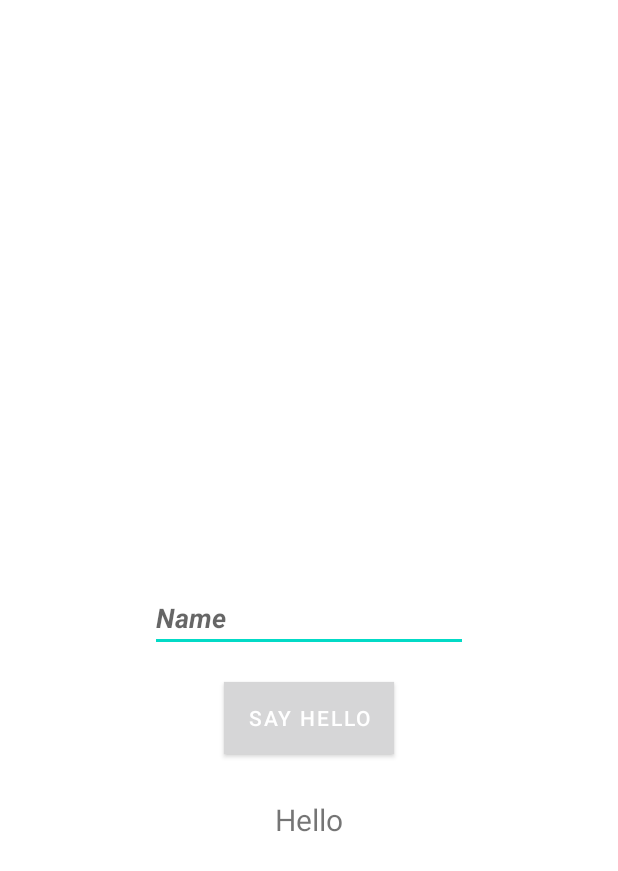
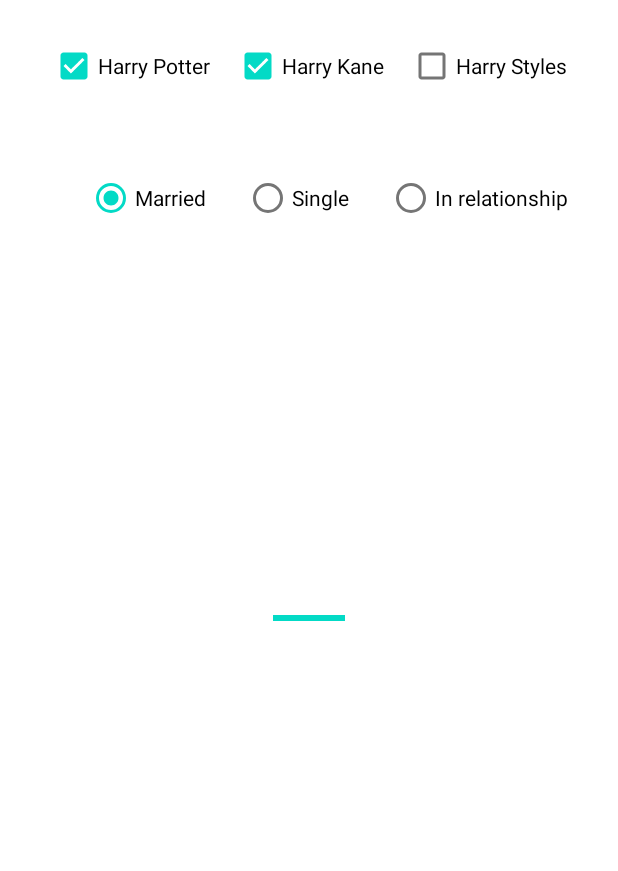
Before and after one commit to vvduth/Android, an Android app: the MainActivity screen opened directly, with no data from a screen before it, on a phone screen of 412 x 824 dp. Shown: the top 871 px of the screen. Run offline under Robolectric (Android 15) with nearby library versions, the phone set to English and light mode, and no system bars.

Commit message:
"Radio button and progbar(UI)"

```diff
--- a/app/src/main/java/org/mycode/uibasic/MainActivity.java
+++ b/app/src/main/java/org/mycode/uibasic/MainActivity.java
@@ -1,57 +1,99 @@
 package org.mycode.uibasic;
 
+import androidx.annotation.Nullable;
 import androidx.appcompat.app.AppCompatActivity;
 
 import android.os.Bundle;
+import android.os.PersistableBundle;
+import android.os.SystemClock;
 import android.view.View;
 import android.widget.Button;
+import android.widget.CheckBox;
+import android.widget.CompoundButton;
 import android.widget.EditText;
+import android.widget.ProgressBar;
+import android.widget.RadioGroup;
 import android.widget.TextView;
 import android.widget.Toast;
 
-public class MainActivity extends AppCompatActivity implements View.OnClickListener {
+public class MainActivity extends AppCompatActivity {
 
-    private TextView txtHello ;
-    private EditText edtTxtName ;
-    @Override
-    public void onClick(View v) {
-        switch(v.getId()){
-            case R.id.btnHello:
-                    //System.out.println("Hello beo.");
+   private CheckBox checkBoxHarryPotter, checkBoxHarryKane, checkBoxHarryStyles ;
+   private RadioGroup rgMaritalStatus;
 
-                //Toast.makeText(this, "SecondTexe")
-                Toast.makeText(this,"Hello button clicked",Toast.LENGTH_SHORT).show();
-                txtHello.setText("Hello " + edtTxtName.getText().toString());
-                    //Toast mess is a pop up and will disappear in a while
-                    break;
-            case R.id.edtTxtName:
-                Toast.makeText(this, "Attemping to type something",Toast.LENGTH_SHORT).show();
-            default:
-                    break;
-        }
-    }
+   private ProgressBar progressBar;
 
     @Override
-    protected void onCreate(Bundle savedInstanceState) {
+    public void onCreate(@Nullable Bundle savedInstanceState) {
         super.onCreate(savedInstanceState);
         setContentView(R.layout.activity_main);
+        //check boxes
+        checkBoxHarryPotter = findViewById(R.id.checkboxHarry);
+        checkBoxHarryKane = findViewById(R.id.checkboxHarryKane);
+        checkBoxHarryStyles = findViewById(R.id.checkboxHarryStyles);
 
-        Button btnHello = findViewById(R.id.btnHello);
-        btnHello.setOnClickListener(this);
+        //radio buttons
+        rgMaritalStatus = findViewById((R.id.rgMaritalStatus));
 
-         edtTxtName = findViewById(R.id.edtTxtName);
-         edtTxtName.setOnClickListener(this);
-         txtHello = findViewById(R.id.txtHello);
+        //progress bar
+        progressBar = findViewById(R.id.progressBar);
 
-      /*  btnHello.setOnLongClickListener(new View.OnLongClickListener() {
+        Thread thread = new Thread(new Runnable() {
             @Override
-            public boolean onLongClick(View v) {
-                Toast.makeText(MainActivity.this, "dwdwdq", Toast.LENGTH_LONG).show();
-                return true;
-            }
-        });*/
-    }
+            public void run() {
+                for (int i = 0; i < 10 ; i++){
+                    progressBar.incrementProgressBy(10);
+                    SystemClock.sleep(500);
 
 
+                }
+            }
+        });
 
+        thread.start();
+
+
+       /*int checkButton =  rgMaritalStatus.getCheckedRadioButtonId();
+        switch (checkButton){}*/  //for checkinng the button before clicking it hehehe
+
+        rgMaritalStatus.setOnCheckedChangeListener(new RadioGroup.OnCheckedChangeListener() {
+            @Override
+            public void onCheckedChanged(RadioGroup group, int checkedId) {
+                switch (checkedId){
+                    case R.id.rbMarried:
+                        Toast.makeText(MainActivity.this, "You are married",Toast.LENGTH_SHORT).show();
+                        progressBar.setVisibility(View.VISIBLE);
+                        break ;
+                    case R.id.rbSingle:
+                        Toast.makeText(MainActivity.this, "No one is gonnna love you", Toast.LENGTH_SHORT).show();
+                        progressBar.setVisibility(View.GONE);
+                        break;
+                    case R.id.inRelationship:
+                        Toast.makeText(MainActivity.this, "You are in love", Toast.LENGTH_SHORT).show();
+                        break;
+                    default:
+                        break;
+                }
+            }
+        });
+
+        if(checkBoxHarryPotter.isChecked()){
+            Toast.makeText(MainActivity.this, "You choose Potter", Toast.LENGTH_SHORT).show();
+        } else {
+            Toast.makeText(MainActivity.this, "You do not choose Potter", Toast.LENGTH_SHORT).show();
+
+        }
+
+        //check and listen to the check box is selected or not
+        checkBoxHarryPotter.setOnCheckedChangeListener(new CompoundButton.OnCheckedChangeListener() {
+            @Override
+            public void onCheckedChanged(CompoundButton buttonView, boolean isChecked) {
+                if(isChecked){
+                    Toast.makeText(MainActivity.this, "You choose Potter", Toast.LENGTH_SHORT).show();
+                } else {
+                    Toast.makeText(MainActivity.this, "You do not choose Potter", Toast.LENGTH_SHORT).show();
+                }
+            }
+        });
+    }
 }
--- a/app/src/main/res/layout/activity_main.xml
+++ b/app/src/main/res/layout/activity_main.xml
@@ -5,44 +5,104 @@
     android:layout_width="match_parent"
     android:layout_height="match_parent"
     tools:context=".MainActivity"
-    android:padding="100dp">
+    >
+
+    <RelativeLayout
+        android:layout_width="wrap_content"
+        android:layout_height="wrap_content"
+        android:id="@+id/HarryRelLayout"
+        android:layout_centerHorizontal="true"
+        android:layout_marginTop="20dp">
+
+        <CheckBox
+            android:layout_width="wrap_content"
+            android:layout_height="wrap_content"
+            android:text="Harry Potter"
+            android:id="@+id/checkboxHarry"
+            android:checked="true"/>
 
 
-    <EditText
-        android:layout_width="match_parent"
-        android:layout_height="wrap_content"
-        android:text="Name"
-        android:layout_centerInParent="true"
-        android:id="@+id/edtTxtName"
-        android:textColor="@color/material_on_surface_emphasis_medium"
-        android:textStyle="italic|bold"
-        android:inputType="textEmailAddress"
-       />
+        <CheckBox
+            android:layout_width="wrap_content"
+            android:layout_height="wrap_content"
+            android:text="Harry Kane"
+            android:id="@+id/checkboxHarryKane"
+            android:layout_toRightOf="@id/checkboxHarry"
+            android:layout_marginLeft="15dp"
+            android:checked="true"/>
+
+
+        <CheckBox
+            android:layout_width="wrap_content"
+            android:layout_height="wrap_content"
+            android:text="Harry Styles"
+            android:id="@+id/checkboxHarryStyles"
+            android:layout_toRightOf="@id/checkboxHarryKane"
+            android:layout_marginLeft="15dp"
+            android:checked="false"/>
+
+    </RelativeLayout>
 
 
 
-    <Button
-        android:layout_width="wrap_content"
-        android:id="@+id/btnHello"
-        android:layout_height="wrap_content"
-        android:layout_centerVertical="true"
-        android:layout_centerHorizontal="true"
-        android:layout_marginTop="20dp"
-        android:background="#0f80a6"
-
-        android:text="Say Hello"
-        app:backgroundTint="@color/teal_700"
-        android:layout_below="@+id/edtTxtName"
-        />
-
-    <TextView
+    <RadioGroup
         android:layout_width="wrap_content"
         android:layout_height="wrap_content"
-        android:id="@+id/txtHello"
-        android:text="Hello"
-        android:layout_below="@id/btnHello"
+        android:layout_below="@+id/HarryRelLayout"
+        android:layout_marginTop="20dp"
         android:layout_centerHorizontal="true"
-        android:layout_marginTop="30dp"
-        android:textSize="20dp" />
+        android:orientation="horizontal"
+        android:id="@+id/rgMaritalStatus">
+
+        <RadioButton
+            android:layout_width="wrap_content"
+            android:layout_height="wrap_content"
+            android:layout_below="@id/HarryRelLayout"
+            android:layout_marginLeft="25dp"
+            android:layout_marginTop="20dp"
+            android:text="Married"
+            android:id="@+id/rbMarried"
+            android:checked="true"
+             />
+
+        <RadioButton
+            android:layout_width="wrap_content"
+            android:layout_height="wrap_content"
+            android:layout_below="@id/HarryRelLayout"
+            android:layout_marginLeft="25dp"
+            android:layout_marginTop="20dp"
+            android:text="Single"
+            android:id="@+id/rbSingle"
+            />
+
+        <RadioButton
+            android:layout_width="wrap_content"
+            android:layout_height="wrap_content"
+            android:layout_below="@id/HarryRelLayout"
+            android:layout_marginLeft="25dp"
+            android:layout_marginTop="20dp"
+            android:text="In relationship"
+            android:id="@+id/inRelationship"
+            />
+
+
+    </RadioGroup>
+
+
+    <ProgressBar
+        android:layout_width="wrap_content"
+        android:layout_height="wrap_content"
+        android:layout_centerInParent="true"
+        android:id="@+id/progressBar"
+        android:visibility="visible"
+        style="@style/Widget.AppCompat.ProgressBar.Horizontal"
+
+        android:max="100"
+        android:layout_marginLeft="20dp"
+        android:layout_marginRight="20dp"/>
+
+
+
+
 
 </RelativeLayout>
```
